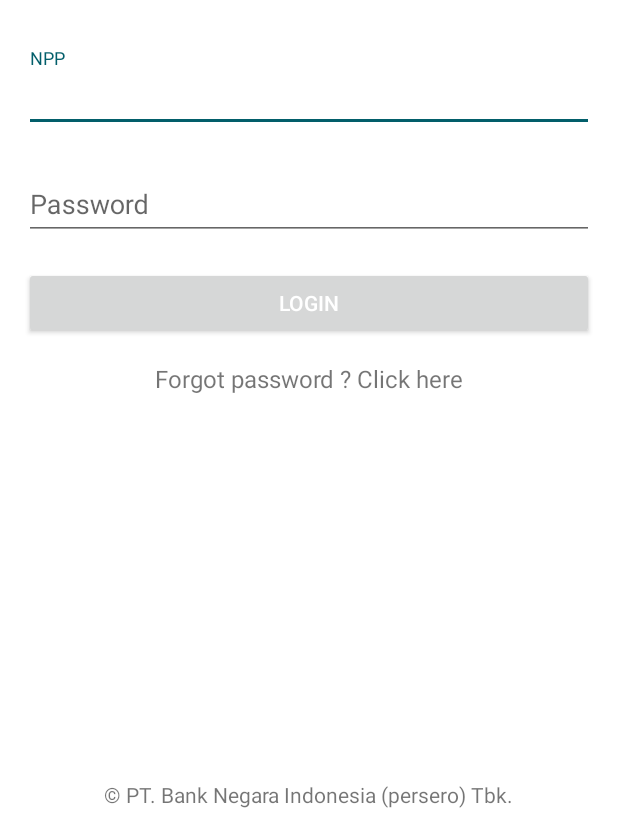
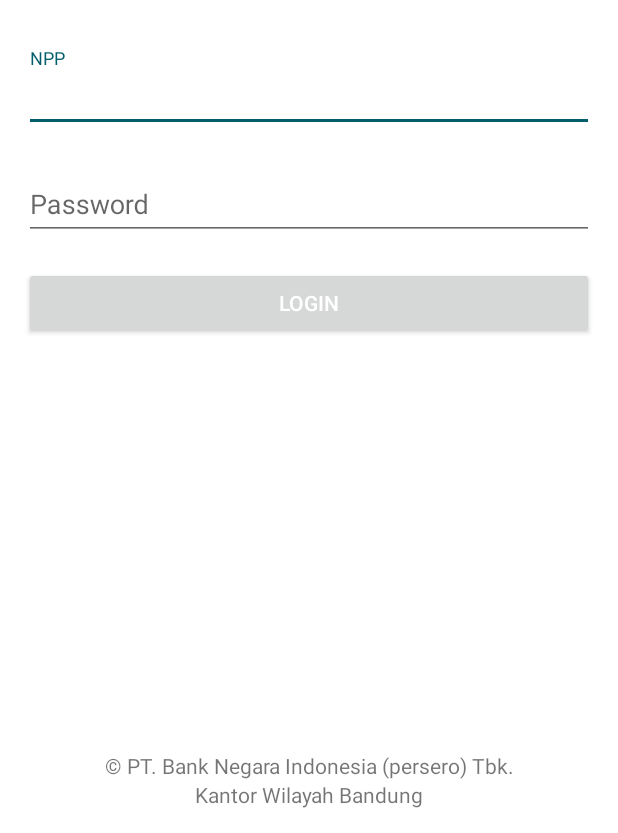
Before and after one commit to yup1e/resysbni, an Android app: the screen it shows after launch (LoginActivity), on a phone screen of 412 x 824 dp, the part 403-1236 px from its top. Run offline under Robolectric (Android 15) with nearby library versions, the phone set to English and light mode, and no system bars; our stand-ins replace ButterKnife; libraries missing offline, so code that uses them is left out: com.loopj.android, com.wang.avi, cz.msebera.android, dmax.dialog, info.hoang8f.widget; plain views replace FButton; 2 statements that could not run were skipped.

Commit message:
update tampilan profile, login dan fitur logout

```diff
--- a/app/src/main/java/com/sahaware/resysbni/repository/ISessionRepository.java
+++ b/app/src/main/java/com/sahaware/resysbni/repository/ISessionRepository.java
@@ -12,6 +12,7 @@ public interface ISessionRepository {
     String getUsername();
     void createLoginSession(String id, String username, String token, String rules);
     void checkLogin();
+    void logoutUser();
     HashMap<String, String> getUserDetails();
     boolean isLoggedIn();
 }
--- a/app/src/main/java/com/sahaware/resysbni/repository/ISqliteRepository.java
+++ b/app/src/main/java/com/sahaware/resysbni/repository/ISqliteRepository.java
@@ -41,4 +41,5 @@ public interface ISqliteRepository {
     void clearDetailUser();
     void clearReport();
     void clearInformation();
+    void resetDatabase();
 }
--- a/app/src/main/java/com/sahaware/resysbni/util/Constants.java
+++ b/app/src/main/java/com/sahaware/resysbni/util/Constants.java
@@ -34,7 +34,7 @@ public class Constants {
     public static final String API_SAVE_AVATAR_USER =  ip + "/servicesreveral/upload_image_avatar/";
     public static final String API_SAVE_IMAGE_NASABAH =  ip + "/servicesreveral/upload_image_nasabah/";
     public static final String API_IMAGE_NASABAH_URL = ip + "/Images/imageNasabah/";
-
+    public static final String API_IMAGE_AVATAR_URL = ip + "/Images/Avatar/";
     //var Data Nasabah dari oop
     public static final String KEY_NAMA = "Nama";
     public static final String KEY_TANGGAL_SUBMIT = "tglDibuat";
--- a/app/src/main/java/com/sahaware/resysbni/view/activity/LoginActivity.java
+++ b/app/src/main/java/com/sahaware/resysbni/view/activity/LoginActivity.java
@@ -50,7 +50,7 @@ public class LoginActivity extends AppCompatActivity {
     EditText loginPasswordText;
     @BindView(R.id.btn_login)
     FButton loginButton;
-    @BindView(R.id.link_forgot_password)
+    //@BindView(R.id.link_forgot_password)
     TextView forgotLink;
     private SpotsDialog progressDialog;
     final Context context = this;
@@ -72,7 +72,7 @@ public class LoginActivity extends AppCompatActivity {
             }
         });
 
-        forgotLink.setOnClickListener(new View.OnClickListener() {
+        /*forgotLink.setOnClickListener(new View.OnClickListener() {
 
             @Override
             public void onClick(View v) {
@@ -80,7 +80,7 @@ public class LoginActivity extends AppCompatActivity {
                 Intent intent = new Intent(getApplicationContext(), ForgotActivity.class);
                 startActivityForResult(intent, REQUEST_SIGNUP);
             }
-        });
+        });*/
     }
 
     public void login() {
@@ -103,12 +103,12 @@ public class LoginActivity extends AppCompatActivity {
             else {
                 progressDialog.dismiss();
                 loginButton.setEnabled(true);
-                Toast.makeText(LoginActivity.this, "Koneksi ke server gagal !", Toast.LENGTH_SHORT).show();
+                Toast.makeText(LoginActivity.this, "Maaf, tidak dapat tergubung ke server.", Toast.LENGTH_SHORT).show();
             }
         else {
             progressDialog.dismiss();
             loginButton.setEnabled(true);
-            Toast.makeText(LoginActivity.this, "Tidak ada koneksi ke internet !", Toast.LENGTH_SHORT).show();
+            Toast.makeText(LoginActivity.this, "Tidak dapat terhubung ke internet, silahkan periksa jarigan internet anda.", Toast.LENGTH_SHORT).show();
         }
 
     }
@@ -148,7 +148,7 @@ public class LoginActivity extends AppCompatActivity {
     }
 
     public void onLoginFailed() {
-        Toast.makeText(getBaseContext(), "NPP atau password yang anda masukkan salah !!", Toast.LENGTH_LONG).show();
+        Toast.makeText(getBaseContext(), "Silahkan masukan NPP atau Password dengan benar.", Toast.LENGTH_LONG).show();
         loginButton.setEnabled(true);
     }
 
--- a/app/src/main/res/layout/activity_login.xml
+++ b/app/src/main/res/layout/activity_login.xml
@@ -68,25 +68,32 @@
             android:text="LOGIN"
         />
 
-        <TextView android:id="@+id/link_forgot_password"
+      <!--  <TextView android:id="@+id/link_forgot_password"
             android:layout_width="fill_parent"
             android:layout_height="wrap_content"
             android:text="Forgot password ? Click here"
             android:gravity="center"
             android:textSize="16dip"
-            android:layout_marginTop="15dp"/>
+            android:layout_marginTop="15dp"/>-->
     </LinearLayout>
-    <LinearLayout
+    <RelativeLayout
         android:layout_width="match_parent"
         android:layout_height="0dp"
         android:layout_weight="20"
         android:gravity="center_horizontal">
         <TextView
-            android:layout_width="wrap_content"
+            android:layout_width="match_parent"
             android:layout_height="wrap_content"
-            android:layout_gravity="center_horizontal|bottom"
+            android:gravity="center_horizontal"
+            android:layout_above="@+id/btmText"
             android:text="© PT. Bank Negara Indonesia (persero) Tbk."/>
-
-    </LinearLayout>
+        <TextView
+            android:id="@+id/btmText"
+            android:layout_width="match_parent"
+            android:layout_height="wrap_content"
+            android:gravity="center_horizontal"
+            android:layout_alignParentBottom="true"
+            android:text="Kantor Wilayah Bandung"/>
+    </RelativeLayout>
 
 </LinearLayout>
```
Also changed, not shown: app/src/main/java/com/sahaware/resysbni/implementation/SqliteRepository.java (+16 -0 lines), app/src/main/java/com/sahaware/resysbni/view/fragment/ProfileFragment.java (+29 -6 lines), app/src/main/res/layout/fragment_profile.xml (+24 -2 lines).
